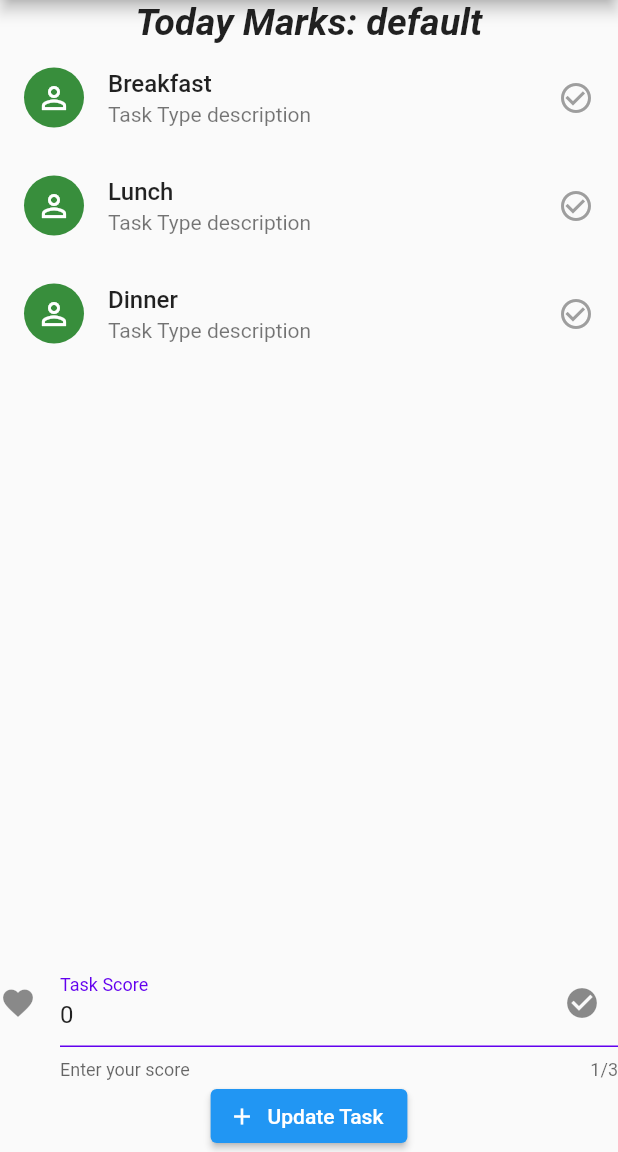
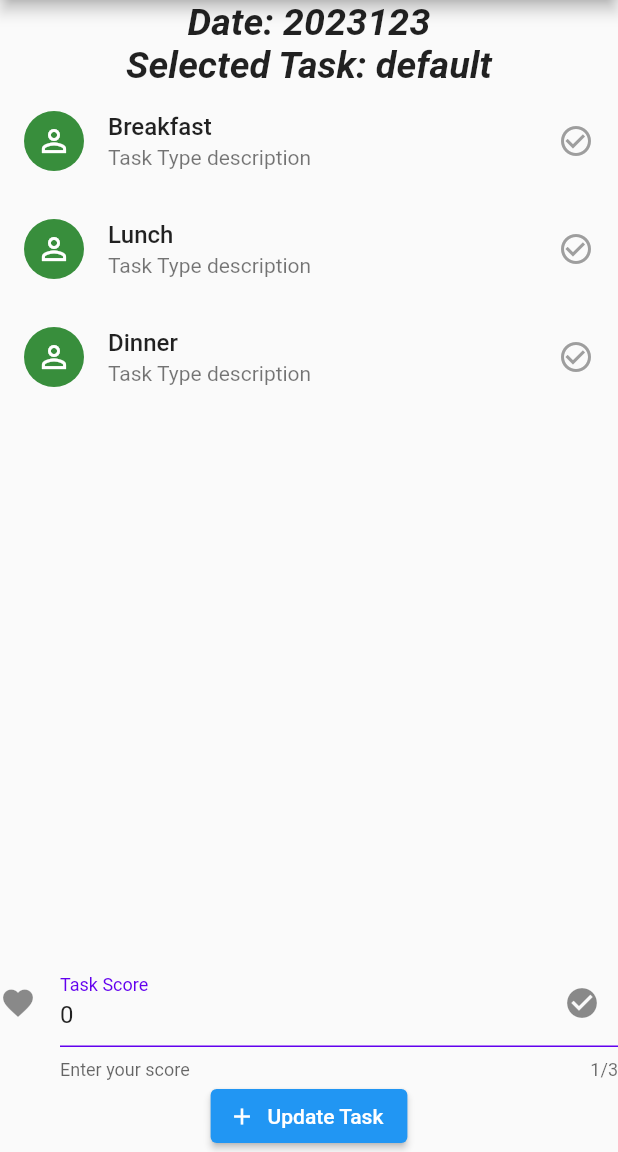
Before and after one commit to ramsunvtech/pingy, a Flutter app: the UpdateTaskScreen screen opened directly, on a phone screen of 412 x 824 dp, the part 84-1236 px from its top. Run offline on Flutter 3.47's test engine with Material 2 defaults, Android fonts, the phone set to English and light mode, and no system bars; our stand-ins replace hive_flutter; accounts and stored records are empty.

Commit message:
feat(update-task): add today date

```diff
--- a/lib/screens/task/update_task.dart
+++ b/lib/screens/task/update_task.dart
@@ -7,6 +7,7 @@ class UpdateTaskScreen extends StatefulWidget {
 }
 
 class _UpdateTaskScreenState extends State<UpdateTaskScreen> {
+
   List<TaskTypeModel> taskTypes = [
     TaskTypeModel('Breakfast', 250, false),
     TaskTypeModel('Lunch', 150, false),
@@ -25,6 +26,8 @@ class _UpdateTaskScreenState extends State<UpdateTaskScreen> {
 
   @override
   Widget build(BuildContext context) {
+    var todayDate = DateTime.now();
+
     return Scaffold(
       appBar: AppBar(title: const Text('Pingy (Update Task)')),
       body: SafeArea(
@@ -32,7 +35,16 @@ class _UpdateTaskScreenState extends State<UpdateTaskScreen> {
         children: [
           Center(
             child: Text(
-              'Today Marks: ${selectedTaskType.taskName}',
+              'Date: ${todayDate.year}${todayDate.month}${todayDate.day}',
+              style: const TextStyle(
+                  fontWeight: FontWeight.bold,
+                  fontSize: 25,
+                  fontStyle: FontStyle.italic),
+            ),
+          ),
+          Center(
+            child: Text(
+              'Selected Task: ${selectedTaskType.taskName}',
               style: const TextStyle(
                   fontWeight: FontWeight.bold,
                   fontSize: 25,
```
